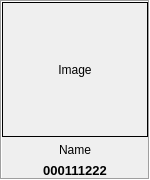
Before: the Qt Designer form Shop/userphoto.ui in End1-1/Cafe5, drawn with Qt 5.
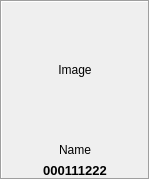
After: the same form once the commit is applied.

The edit to the form file:
```diff
--- a/Shop/userphoto.ui
+++ b/Shop/userphoto.ui
@@ -78,7 +78,7 @@
          </sizepolicy>
         </property>
         <property name="frameShape">
-         <enum>QFrame::Box</enum>
+         <enum>QFrame::NoFrame</enum>
         </property>
         <property name="text">
          <string>Image</string>
```
